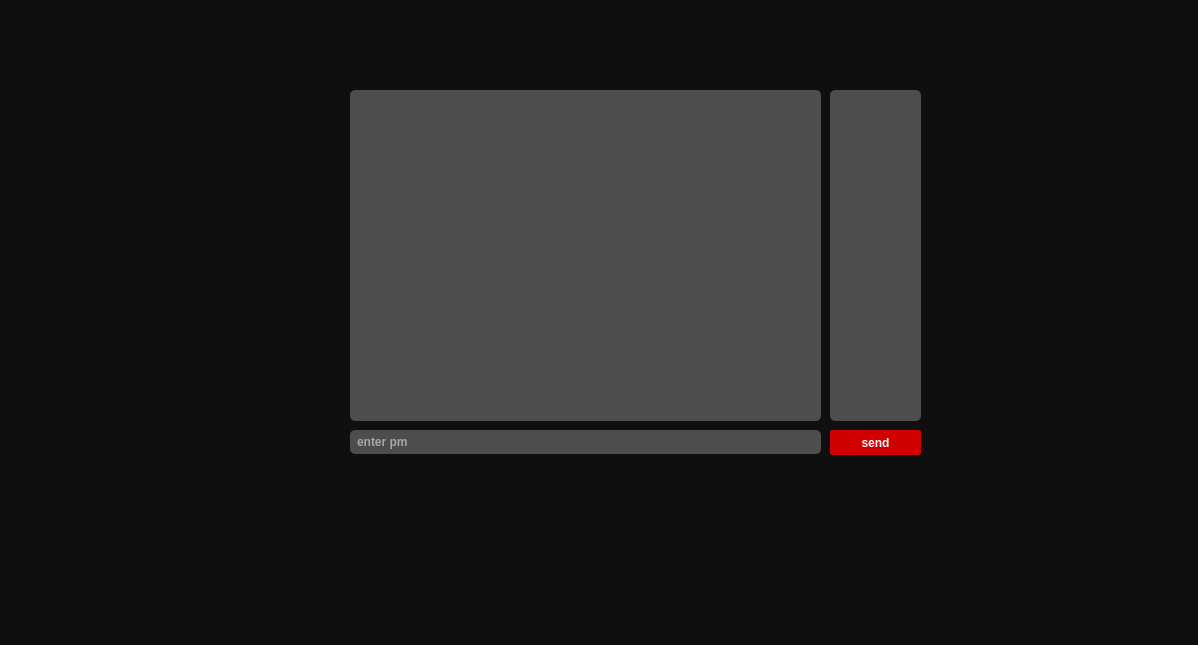
First picture: the form in send_page.ui, repository Pouyaamini123/Messenger_smile_20, before the edit.
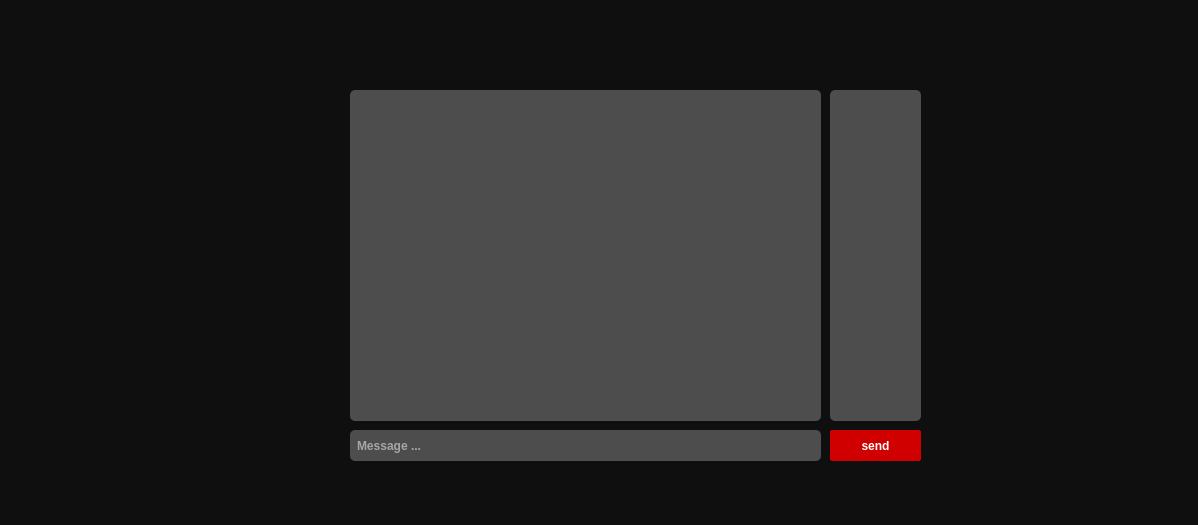
Second picture: the form after the edit. Icons and pictures are not drawn.

Patch:
```diff
--- a/send_page.ui
+++ b/send_page.ui
@@ -7,9 +7,21 @@
     <x>0</x>
     <y>0</y>
     <width>1198</width>
-    <height>645</height>
+    <height>525</height>
    </rect>
   </property>
+  <property name="minimumSize">
+   <size>
+    <width>1198</width>
+    <height>525</height>
+   </size>
+  </property>
+  <property name="maximumSize">
+   <size>
+    <width>1198</width>
+    <height>525</height>
+   </size>
+  </property>
   <property name="windowTitle">
    <string>Dialog</string>
   </property>
@@ -188,7 +200,7 @@
      <x>350</x>
      <y>430</y>
      <width>471</width>
-     <height>24</height>
+     <height>31</height>
     </rect>
    </property>
    <property name="inputMask">
@@ -198,7 +210,7 @@
     <string/>
    </property>
    <property name="placeholderText">
-    <string>enter pm</string>
+    <string>Message ...</string>
    </property>
   </widget>
   <widget class="QPushButton" name="pushButton">
@@ -207,7 +219,7 @@
      <x>830</x>
      <y>430</y>
      <width>91</width>
-     <height>25</height>
+     <height>31</height>
     </rect>
    </property>
    <property name="text">
```
